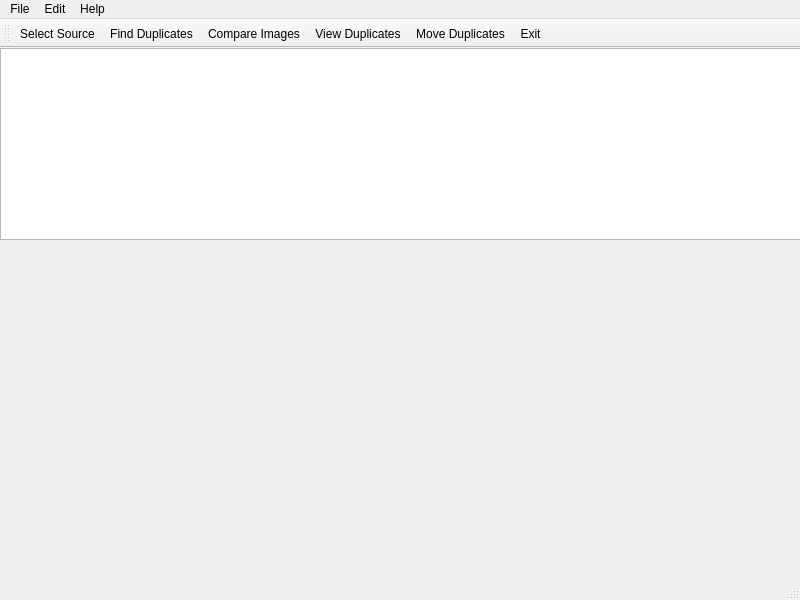
Above: src/MainWindow.ui from jdcreedon/filegrunt before the change. Below: the same form after it.
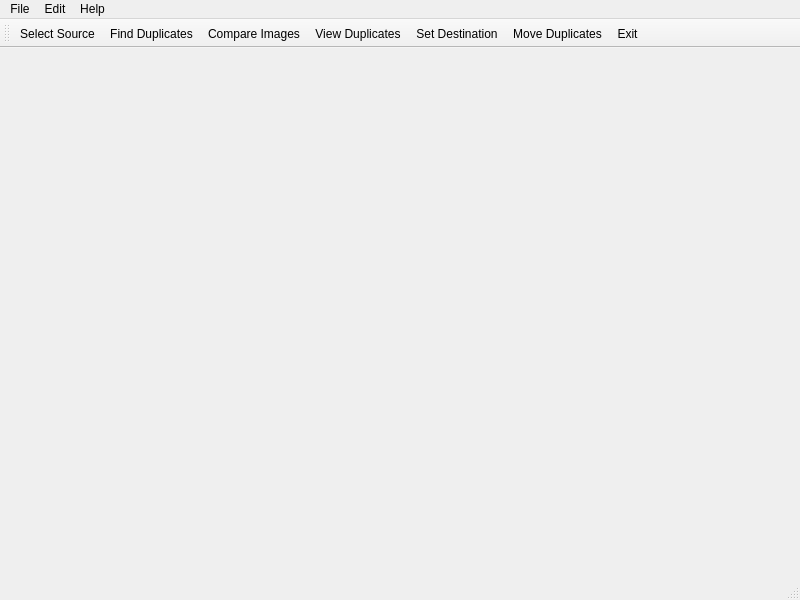
That is the form after the change.

Commit message: Added move duplicate function stub Added set destination directory stub Added new destination_index table to hold destination of duplicate files

```diff
--- a/src/MainWindow.ui
+++ b/src/MainWindow.ui
@@ -13,24 +13,7 @@
   <property name="windowTitle">
    <string>FileGrunt</string>
   </property>
-  <widget class="QWidget" name="centralwidget">
-   <widget class="QListView" name="listView">
-    <property name="geometry">
-     <rect>
-      <x>0</x>
-      <y>0</y>
-      <width>801</width>
-      <height>192</height>
-     </rect>
-    </property>
-    <property name="sizePolicy">
-     <sizepolicy hsizetype="Maximum" vsizetype="Expanding">
-      <horstretch>0</horstretch>
-      <verstretch>0</verstretch>
-     </sizepolicy>
-    </property>
-   </widget>
-  </widget>
+  <widget class="QWidget" name="centralwidget"/>
   <widget class="QMenuBar" name="menubar">
    <property name="geometry">
     <rect>
@@ -88,6 +71,7 @@
    <addaction name="actionFind_Duplicates"/>
    <addaction name="actionCompare_Images"/>
    <addaction name="actionView_Duplicates"/>
+   <addaction name="actionSet_Destination"/>
    <addaction name="actionMove_Duplicates"/>
    <addaction name="actionExit"/>
   </widget>
@@ -140,6 +124,11 @@
     <string>View Duplicates</string>
    </property>
   </action>
+  <action name="actionSet_Destination">
+   <property name="text">
+    <string>Set Destination</string>
+   </property>
+  </action>
  </widget>
  <resources/>
  <connections>
```
Left out of the diff: 2 changed lines with no effect on the pictures. The commit also changes 3 other files.
